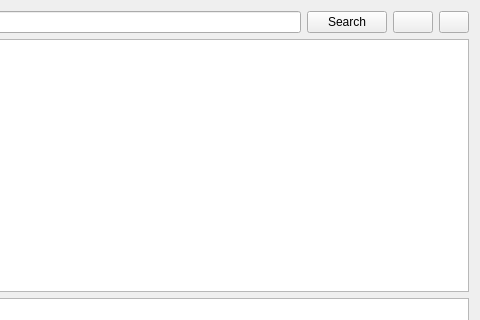
Old version of the form widgets/infowidgets.ui in the repository SunStorm2018/media-debuger; both pictures show x 448 to 928 and y 0 to 320 of the 928 by 562 pixel window.
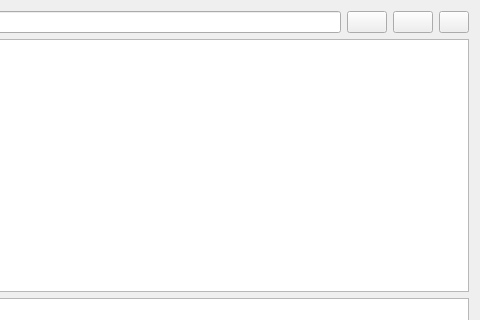
New version of the form. Icons and pictures are not drawn.

```diff
--- a/widgets/infowidgets.ui
+++ b/widgets/infowidgets.ui
@@ -28,8 +28,11 @@
      </item>
      <item>
       <widget class="QPushButton" name="search_btn">
+       <property name="styleSheet">
+        <string notr="true">image: url(:/128x128/search.png);</string>
+       </property>
        <property name="text">
-        <string>Search</string>
+        <string/>
        </property>
       </widget>
      </item>
```
